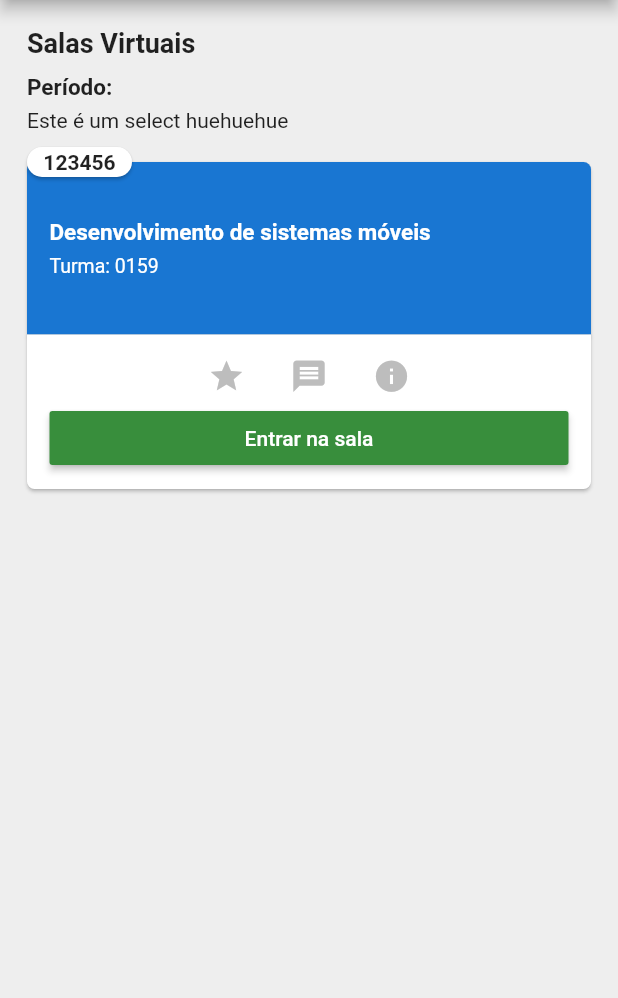
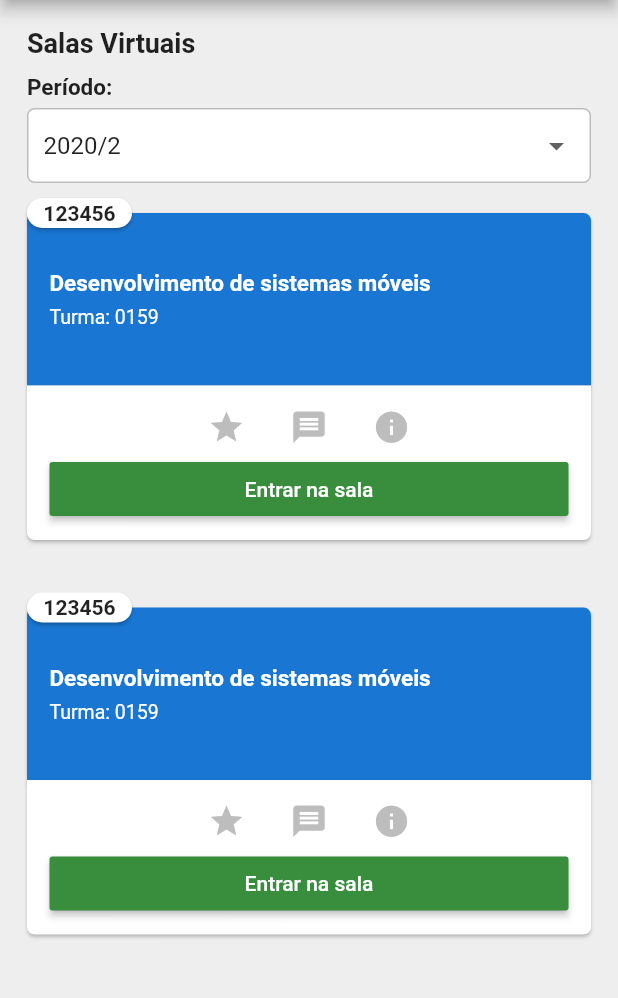
Before and after one commit to LucielSantos/flutter-projects, a Flutter app: the screen it shows after launch, on a phone screen of 412 x 824 dp, the part 84-1082 px from its top. Run offline on Flutter 3.47's test engine with Material 2 defaults, Android fonts, the phone set to English and light mode, and no system bars.

Commit message:
att clone aula

```diff
--- a/clone_aula/lib/main.dart
+++ b/clone_aula/lib/main.dart
@@ -4,7 +4,12 @@ void main() {
   runApp(MyApp());
 }
 
-class MyApp extends StatelessWidget {
+class MyApp extends StatefulWidget {
+  @override
+  _MyAppState createState() => _MyAppState();
+}
+
+class _MyAppState extends State<MyApp> {
   @override
   Widget build(BuildContext context) {
     return MaterialApp(
@@ -33,7 +38,8 @@ class MyApp extends StatelessWidget {
           ),
         ),
         backgroundColor: Colors.grey[200],
-        body: Padding(
+        body: SingleChildScrollView(
+          child: Padding(
             padding: EdgeInsets.all(18),
             child: Column(
               crossAxisAlignment: CrossAxisAlignment.start,
@@ -41,10 +47,71 @@ class MyApp extends StatelessWidget {
                 Header(),
                 Filter(),
                 ClassCard(),
+                ClassCard(),
               ],
             ),
           ),
         ),
+      ),
+    );
+  }
+}
+
+class Filter extends StatefulWidget {
+  @override
+  _FilterState createState() => _FilterState();
+}
+
+class _FilterState extends State<Filter> {
+  String _value = '2020/2';
+
+  @override
+  void initState() {
+    super.initState();
+  }
+
+  Widget build(BuildContext context) {
+    return Column(
+      crossAxisAlignment: CrossAxisAlignment.start,
+      children: [
+        Padding(
+          padding: const EdgeInsets.only(top: 10),
+          child: Text(
+            "Período:",
+            style: TextStyle(
+              fontSize: 15,
+              fontWeight: FontWeight.bold,
+            ),
+          ),
+        ),
+        Padding(
+          padding: EdgeInsets.only(top: 5),
+          child: Container(
+            width: double.infinity,
+            padding: EdgeInsets.only(left: 10.0, right: 10.0),
+            decoration: BoxDecoration(
+              borderRadius: BorderRadius.circular(5.0),
+              color: Colors.white,
+              border: Border.all(color: Colors.grey[400]),
+            ),
+            child: DropdownButtonHideUnderline(
+              child: DropdownButton(
+                  value: _value,
+                  items: [
+                    DropdownMenuItem(child: Text("2020/2"), value: '2020/2'),
+                    DropdownMenuItem(child: Text("2020/1"), value: '2020/1'),
+                    DropdownMenuItem(child: Text("2019/2"), value: '2019/2'),
+                    DropdownMenuItem(child: Text("2019/3"), value: '2019/3')
+                  ],
+                  onChanged: (value) {
+                    setState(() {
+                      _value = value;
+                    });
+                  }),
+            ),
+          ),
+        ),
+      ],
     );
   }
 }
@@ -229,29 +296,3 @@ class Header extends StatelessWidget {
     );
   }
 }
-
-class Filter extends StatelessWidget {
-  Widget build(BuildContext context) {
-    return Column(
-      crossAxisAlignment: CrossAxisAlignment.start,
-      children: [
-        Padding(
-          padding: const EdgeInsets.only(top: 10),
-          child: Text(
-            "Período:",
-            style: TextStyle(
-              fontSize: 15,
-              fontWeight: FontWeight.bold,
-            ),
-          ),
-        ),
-        Padding(
-          padding: const EdgeInsets.only(top: 5),
-          child: Text(
-            "Este é um select huehuehue",
-          ),
-        ),
-      ],
-    );
-  }
-}
```
Lines whose indentation alone changed are shown as unchanged.
